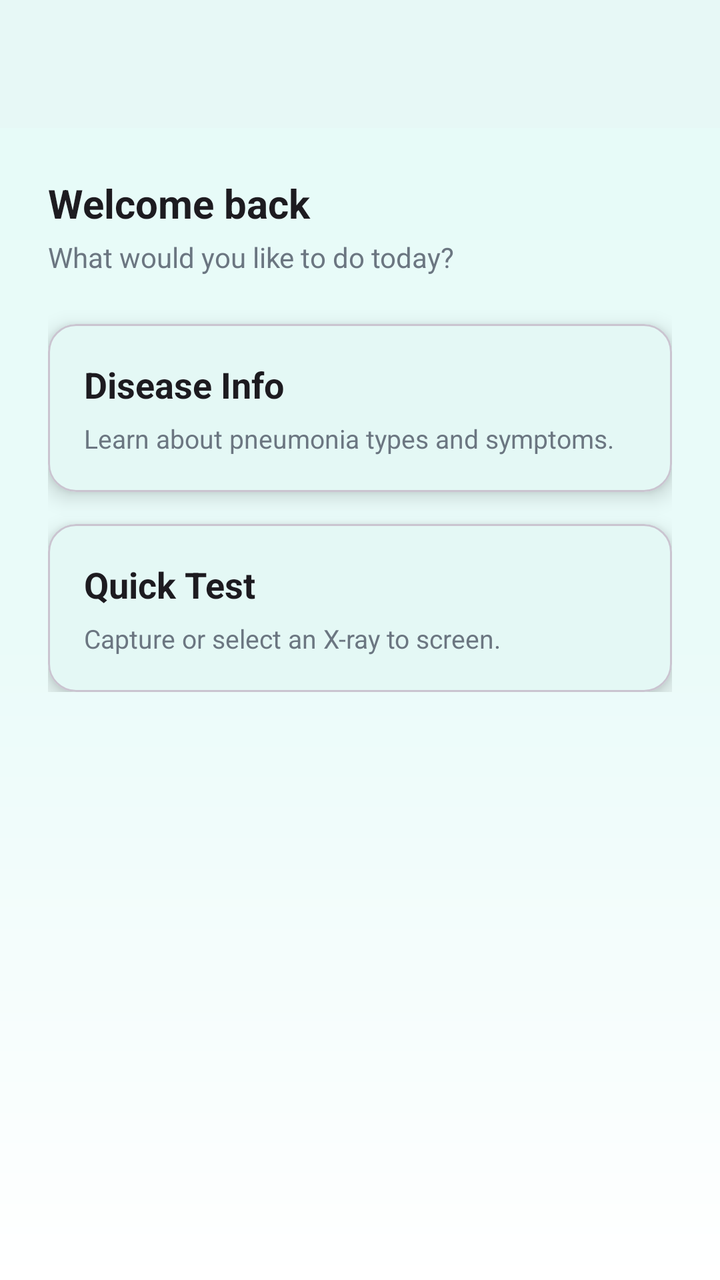
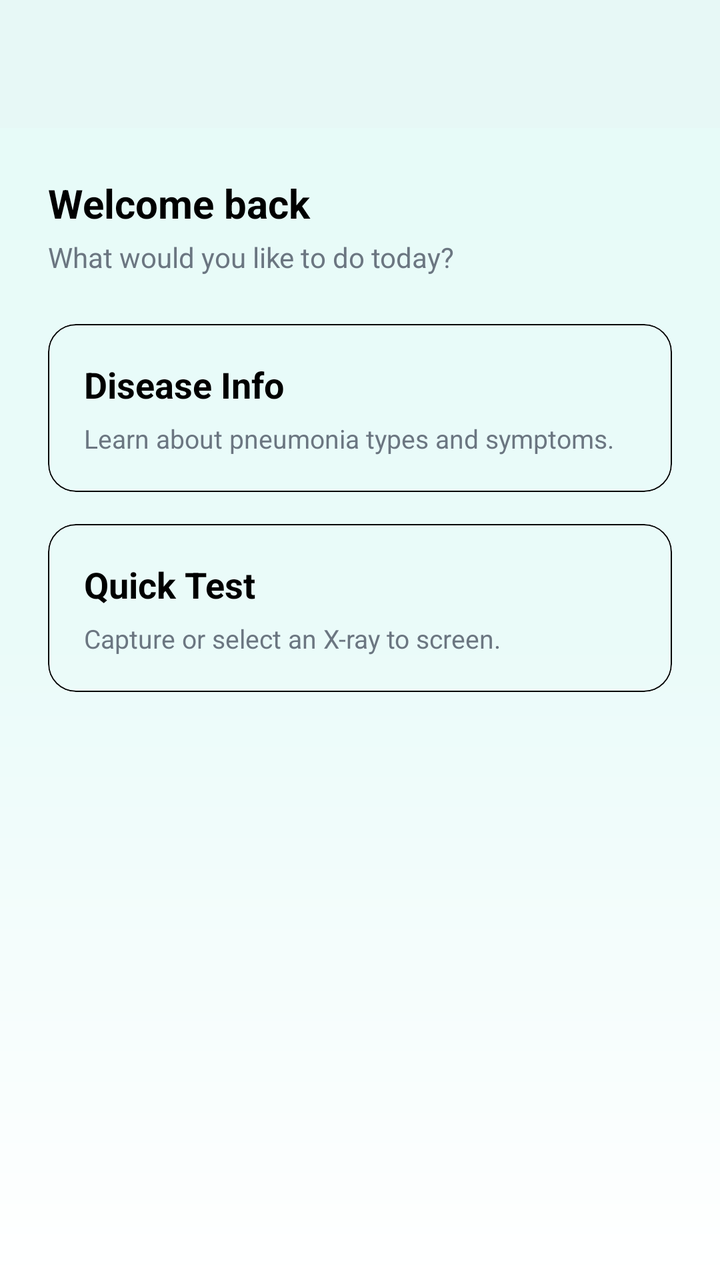

An Android layout rendered at two revisions. The XML below is the earlier revision; the diff shows what the commit changed to produce the second picture.
<!-- AndroidManifest.xml: application theme Theme.PneumoScan -->
<!-- res/layout/fragment_home.xml -->
<?xml version="1.0" encoding="utf-8"?>
<androidx.coordinatorlayout.widget.CoordinatorLayout xmlns:android="http://schemas.android.com/apk/res/android"
    xmlns:app="http://schemas.android.com/apk/res-auto"
    android:id="@+id/home_root"
    android:layout_width="match_parent"
    android:layout_height="match_parent"
    android:background="@drawable/bg_gradient">

    <com.google.android.material.appbar.MaterialToolbar
        android:id="@+id/topAppBar"
        android:layout_width="match_parent"
        android:layout_height="?attr/actionBarSize"
        android:background="?attr/colorSurface"
        android:elevation="4dp"
        android:title="@string/app_name"
        android:titleTextColor="?attr/colorOnSurface" />

    <ScrollView
        android:layout_width="match_parent"
        android:layout_height="match_parent"
        android:layout_marginTop="?attr/actionBarSize"
        android:padding="24dp">

        <LinearLayout
            android:layout_width="match_parent"
            android:layout_height="wrap_content"
            android:orientation="vertical">

            <TextView
                android:id="@+id/tvWelcome"
                android:layout_width="match_parent"
                android:layout_height="wrap_content"
                android:text="@string/welcome_back"
                android:textColor="?attr/colorOnBackground"
                android:textSize="20sp"
                android:textStyle="bold" />

            <TextView
                android:layout_width="match_parent"
                android:layout_height="wrap_content"
                android:layout_marginTop="4dp"
                android:text="@string/dashboard_prompt"
                android:textColor="@color/pneumo_muted"
                android:textSize="14sp" />

            
            <com.google.android.material.card.MaterialCardView
                android:id="@+id/cardDisease"
                android:layout_width="match_parent"
                android:layout_height="wrap_content"
                android:layout_marginTop="24dp"
                app:cardCornerRadius="14dp"
                app:cardElevation="6dp">

                <LinearLayout
                    android:layout_width="match_parent"
                    android:layout_height="match_parent"
                    android:orientation="vertical"
                    android:padding="18dp">

                    <TextView
                        android:layout_width="match_parent"
                        android:layout_height="wrap_content"
                        android:text="@string/disease_info"
                        android:textColor="?attr/colorOnBackground"
                        android:textSize="18sp"
                        android:textStyle="bold" />

                    <TextView
                        android:layout_width="match_parent"
                        android:layout_height="wrap_content"
                        android:layout_marginTop="6dp"
                        android:text="Learn about pneumonia types and symptoms."
                        android:textColor="@color/pneumo_muted"
                        android:textSize="13sp" />
                </LinearLayout>
            </com.google.android.material.card.MaterialCardView>

            
            <com.google.android.material.card.MaterialCardView
                android:id="@+id/cardTesting"
                android:layout_width="match_parent"
                android:layout_height="wrap_content"
                android:layout_marginTop="16dp"
                app:cardCornerRadius="14dp"
                app:cardElevation="6dp">

                <LinearLayout
                    android:layout_width="match_parent"
                    android:layout_height="match_parent"
                    android:orientation="vertical"
                    android:padding="18dp">

                    <TextView
                        android:layout_width="match_parent"
                        android:layout_height="wrap_content"
                        android:text="@string/quick_test"
                        android:textColor="?attr/colorOnBackground"
                        android:textSize="18sp"
                        android:textStyle="bold" />

                    <TextView
                        android:layout_width="match_parent"
                        android:layout_height="wrap_content"
                        android:layout_marginTop="6dp"
                        android:text="Capture or select an X-ray to screen."
                        android:textColor="@color/pneumo_muted"
                        android:textSize="13sp" />
                </LinearLayout>
            </com.google.android.material.card.MaterialCardView>
        </LinearLayout>
    </ScrollView>
</androidx.coordinatorlayout.widget.CoordinatorLayout>
<!-- resources referenced by this layout -->
<resources>
  <color name="pneumo_muted">#6B7681</color>
  <!-- drawable bg_gradient (drawable) -->
  <?xml version="1.0" encoding="utf-8"?>
  <shape xmlns:android="http://schemas.android.com/apk/res/android" android:shape="rectangle">
      <gradient
          android:startColor="#E6FBF8"
          android:centerColor="#EAFBF9"
          android:endColor="#FFFFFF"
          android:angle="270"/>
  </shape>
  <string name="app_name">Pneumo Scan</string>
  <string name="dashboard_prompt">What would you like to do today?</string>
  <string name="disease_info">Disease Info</string>
  <string name="quick_test">Quick Test</string>
  <string name="welcome_back">Welcome back</string>
  <style name="Theme.PneumoScan" parent="Base.Theme.PneumoScan" />
  <style name="Base.Theme.PneumoScan" parent="Theme.Material3.DayNight.NoActionBar">
          
          <item name="colorPrimary">@color/pneumo_primary</item>
          <item name="colorPrimaryVariant">@color/pneumo_primary_variant</item>
          <item name="colorOnPrimary">@color/pneumo_onPrimary</item>
  
          
          <item name="colorSecondary">@color/pneumo_secondary</item>
          <item name="colorOnSecondary">@color/pneumo_onPrimary</item>
  
          
          <item name="android:colorBackground">@color/pneumo_background</item>
          <item name="colorSurface">@color/pneumo_surface</item>
          <item name="colorOnSurface">@color/pneumo_onSurface</item>
  
          
  
      </style>
  <color name="pneumo_primary">#00BFA6</color>
  <color name="pneumo_primary_variant">#0AA78F</color>
  <color name="pneumo_onPrimary">#FFFFFF</color>
  <color name="pneumo_secondary">#3A86FF</color>
  <color name="pneumo_background">#F7FCFB</color>
  <color name="pneumo_surface">#FFFFFF</color>
  <color name="pneumo_onSurface">#0F1720</color>
</resources>

<!-- the commit's change to res/layout/fragment_home.xml (unified diff, before → after) -->
@@ -31,11 +31,12 @@
                 android:layout_width="match_parent"
                 android:layout_height="wrap_content"
                 android:text="@string/welcome_back"
-                android:textColor="?attr/colorOnBackground"
+                android:textColor="@color/black"
                 android:textSize="20sp"
                 android:textStyle="bold" />
 
             <TextView
+                android:id="@+id/tvSubtitle"
                 android:layout_width="match_parent"
                 android:layout_height="wrap_content"
                 android:layout_marginTop="4dp"
@@ -50,7 +51,9 @@
                 android:layout_height="wrap_content"
                 android:layout_marginTop="24dp"
                 app:cardCornerRadius="14dp"
-                app:cardElevation="6dp">
+                app:strokeWidth="0.5dp"
+                app:strokeColor="@color/black"
+                app:cardBackgroundColor="@android:color/transparent">
 
                 <LinearLayout
                     android:layout_width="match_parent"
@@ -59,14 +62,16 @@
                     android:padding="18dp">
 
                     <TextView
+                        android:id="@+id/tvDiseaseInfo"
                         android:layout_width="match_parent"
                         android:layout_height="wrap_content"
                         android:text="@string/disease_info"
-                        android:textColor="?attr/colorOnBackground"
+                        android:textColor="@color/black"
                         android:textSize="18sp"
                         android:textStyle="bold" />
 
                     <TextView
+                        android:id="@+id/tvDescription"
                         android:layout_width="match_parent"
                         android:layout_height="wrap_content"
                         android:layout_marginTop="6dp"
@@ -81,9 +86,11 @@
                 android:id="@+id/cardTesting"
                 android:layout_width="match_parent"
                 android:layout_height="wrap_content"
+                app:cardBackgroundColor="@android:color/transparent"
                 android:layout_marginTop="16dp"
-                app:cardCornerRadius="14dp"
-                app:cardElevation="6dp">
+                app:strokeWidth="0.5dp"
+                app:strokeColor="@color/black"
+                app:cardCornerRadius="14dp">
 
                 <LinearLayout
                     android:layout_width="match_parent"
@@ -92,14 +99,16 @@
                     android:padding="18dp">
 
                     <TextView
+                        android:id="@+id/tvQuickTest"
                         android:layout_width="match_parent"
                         android:layout_height="wrap_content"
                         android:text="@string/quick_test"
-                        android:textColor="?attr/colorOnBackground"
+                        android:textColor="@color/black"
                         android:textSize="18sp"
                         android:textStyle="bold" />
 
                     <TextView
+                        android:id="@+id/tvDescription2"
                         android:layout_width="match_parent"
                         android:layout_height="wrap_content"
                         android:layout_marginTop="6dp"
<!-- resource entries referenced after the edit -->
@@ -1,5 +1,6 @@
 <!-- resources referenced by this layout -->
 <resources>
+  <color name="black">#FF000000</color>
   <color name="pneumo_muted">#6B7681</color>
   <!-- drawable bg_gradient (drawable) -->
   <?xml version="1.0" encoding="utf-8"?>
